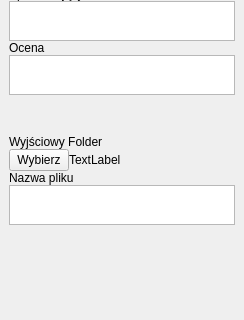
First picture: the form in Zwrotomat/generatorwindow.ui, repository ErySzmyt/Zwrotomat, before the edit; both pictures show x 0 to 244 and y 130 to 450 of the 244 by 574 pixel window.
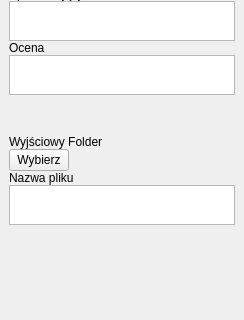
Second picture: the form after the edit.

What changed in the file:
```diff
--- a/Zwrotomat/generatorwindow.ui
+++ b/Zwrotomat/generatorwindow.ui
@@ -149,7 +149,7 @@
           <item>
            <widget class="QLabel" name="outputDirDisplay">
             <property name="text">
-             <string>TextLabel</string>
+             <string/>
             </property>
            </widget>
           </item>
```
